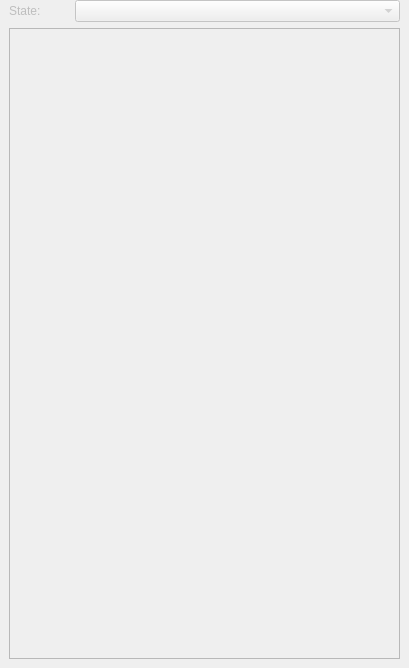
Qt form ceed/ui/editors/looknfeel/LookNFeelHierarchyDockWidget.ui (timbaker/ceed) before a commit.
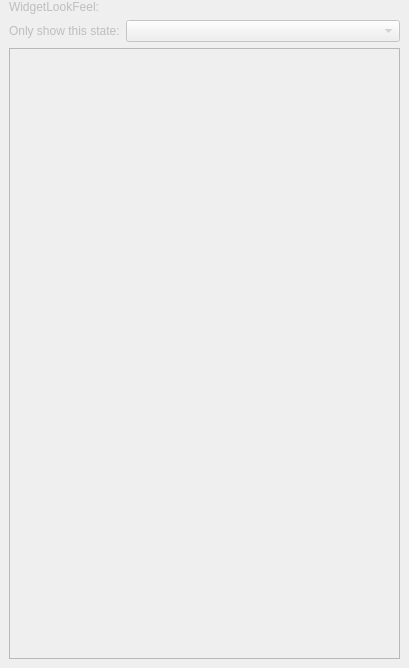
The same form after that commit. Icons and pictures are not drawn. Custom widgets are drawn as their Qt base class.

Commit message: MOD: Added StateImagery switch and improved the hierarchy display

Patch:
```diff
--- a/ceed/ui/editors/looknfeel/LookNFeelHierarchyDockWidget.ui
+++ b/ceed/ui/editors/looknfeel/LookNFeelHierarchyDockWidget.ui
@@ -34,22 +34,59 @@
      <number>0</number>
     </property>
     <item>
-     <layout class="QHBoxLayout" name="horizontalLayout">
+     <layout class="QHBoxLayout" name="headerLayout">
+      <item>
+       <widget class="QLabel" name="widgetLookNameLabel">
+        <property name="sizePolicy">
+         <sizepolicy hsizetype="Minimum" vsizetype="Preferred">
+          <horstretch>0</horstretch>
+          <verstretch>0</verstretch>
+         </sizepolicy>
+        </property>
+        <property name="text">
+         <string>WidgetLookFeel:</string>
+        </property>
+       </widget>
+      </item>
+      <item>
+       <widget class="QLabel" name="widgetLookName">
+        <property name="sizePolicy">
+         <sizepolicy hsizetype="Expanding" vsizetype="Preferred">
+          <horstretch>0</horstretch>
+          <verstretch>0</verstretch>
+         </sizepolicy>
+        </property>
+        <property name="text">
+         <string/>
+        </property>
+       </widget>
+      </item>
+     </layout>
+    </item>
+    <item>
+     <layout class="QHBoxLayout" name="stateSelectionLayout">
       <item>
        <widget class="QLabel" name="stateLabel">
-        <property name="maximumSize">
-         <size>
-          <width>60</width>
-          <height>16777215</height>
-         </size>
+        <property name="sizePolicy">
+         <sizepolicy hsizetype="Minimum" vsizetype="Preferred">
+          <horstretch>0</horstretch>
+          <verstretch>0</verstretch>
+         </sizepolicy>
         </property>
         <property name="text">
-         <string>State:</string>
+         <string>Only show this state:</string>
         </property>
        </widget>
       </item>
       <item>
-       <widget class="QComboBox" name="comboBox"/>
+       <widget class="QComboBox" name="displayStateCombobox">
+        <property name="sizePolicy">
+         <sizepolicy hsizetype="Expanding" vsizetype="Fixed">
+          <horstretch>0</horstretch>
+          <verstretch>0</verstretch>
+         </sizepolicy>
+        </property>
+       </widget>
       </item>
      </layout>
     </item>
```
The commit also changes 4 other files.
